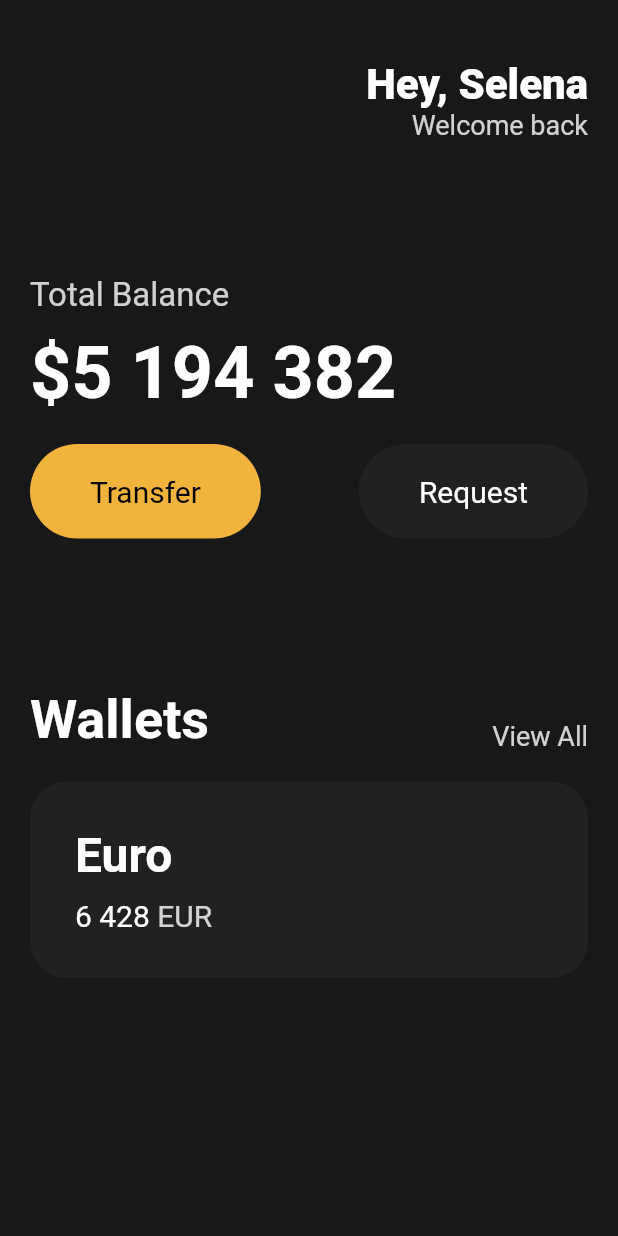
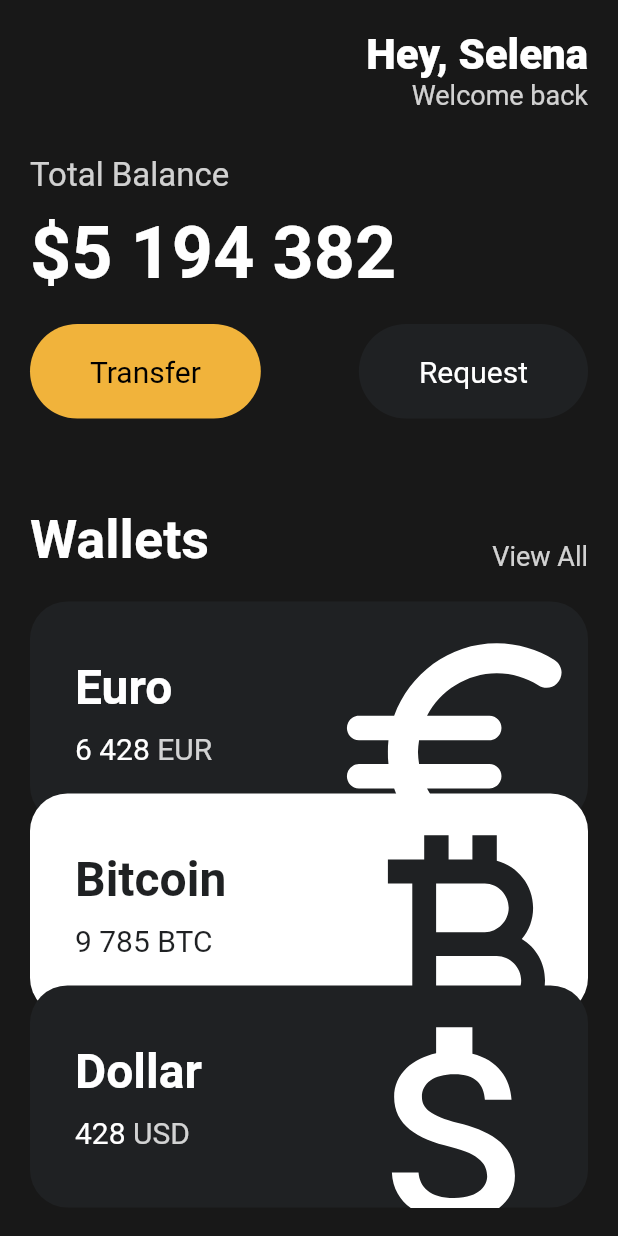
Before and after one commit to jhwon91/first_flutter, a Flutter app: the screen it shows after launch, on a phone screen of 412 x 824 dp. Run offline on Flutter 3.47's test engine with Material 2 defaults, Android fonts, the phone set to English and light mode, and no system bars.

Commit message:
create currency card

```diff
--- a/lib/main.dart
+++ b/lib/main.dart
@@ -1,4 +1,5 @@
 import 'package:first_flutter/widgets/button.dart';
+import 'package:first_flutter/widgets/currency_card.dart';
 import 'package:flutter/material.dart';
 
 void main() {
@@ -13,7 +14,8 @@ class App extends StatelessWidget {
     return MaterialApp(
       home: Scaffold(
         backgroundColor: const Color(0xFF181818),
-        body: Padding(
+        body: SingleChildScrollView(
+          child: Padding(
             padding: const EdgeInsets.symmetric(
               horizontal: 20,
             ),
@@ -21,7 +23,7 @@ class App extends StatelessWidget {
               crossAxisAlignment: CrossAxisAlignment.start,
               children: [
                 const SizedBox(
-                height: 40,
+                  height: 20,
                 ),
                 Row(
                   mainAxisAlignment: MainAxisAlignment.end,
@@ -49,7 +51,7 @@ class App extends StatelessWidget {
                   ],
                 ),
                 const SizedBox(
-                height: 90,
+                  height: 30,
                 ),
                 Text(
                   'Total Balance',
@@ -87,7 +89,7 @@ class App extends StatelessWidget {
                   ],
                 ),
                 const SizedBox(
-                height: 100,
+                  height: 60,
                 ),
                 Row(
                   crossAxisAlignment: CrossAxisAlignment.end,
@@ -113,58 +115,32 @@ class App extends StatelessWidget {
                 const SizedBox(
                   height: 20,
                 ),
-              Container(
-                decoration: BoxDecoration(
-                  color: const Color(0xFF1F2123),
-                  borderRadius: BorderRadius.circular(25),
+                const CurrenyCard(
+                  name: 'Euro',
+                  code: 'EUR',
+                  amount: '6 428',
+                  icon: Icons.euro_rounded,
+                  isInverted: true,
+                  order: 1,
                 ),
-                child: Padding(
-                  padding: const EdgeInsets.all(30),
-                  child: Row(
-                    children: [
-                      Column(
-                        crossAxisAlignment: CrossAxisAlignment.start,
-                        children: [
-                          const Text(
-                            'Euro',
-                            style: TextStyle(
-                              color: Colors.white,
-                              fontSize: 32,
-                              fontWeight: FontWeight.w600,
+                const CurrenyCard(
+                  name: 'Bitcoin',
+                  code: 'BTC',
+                  amount: '9 785',
+                  icon: Icons.currency_bitcoin,
+                  isInverted: false,
+                  order: 2,
                 ),
-                          ),
-                          const SizedBox(
-                            height: 10,
-                          ),
-                          Row(
-                            crossAxisAlignment: CrossAxisAlignment.center,
-                            children: [
-                              const Text(
-                                '6 428',
-                                style: TextStyle(
-                                  color: Colors.white,
-                                  fontSize: 20,
-                                ),
-                              ),
-                              const SizedBox(
-                                width: 5,
-                              ),
-                              Text(
-                                'EUR',
-                                style: TextStyle(
-                                  color: Colors.white.withOpacity(0.8),
-                                  fontSize: 20,
-                                ),
+                const CurrenyCard(
+                  name: 'Dollar',
+                  code: 'USD',
+                  amount: '428',
+                  icon: Icons.attach_money_outlined,
+                  isInverted: true,
+                  order: 3,
                 ),
               ],
             ),
-                        ],
-                      ),
-                    ],
-                  ),
-                ),
-              ),
-            ],
           ),
         ),
       ),
--- /dev/null
+++ b/lib/widgets/currency_card.dart
@@ -0,0 +1,93 @@
+import 'package:flutter/material.dart';
+
+class CurrenyCard extends StatelessWidget {
+  final String name, code, amount;
+  final IconData icon;
+  final bool isInverted;
+  final double order;
+
+  final _blackColor = const Color(0xFF1F2123);
+
+  const CurrenyCard({
+    super.key,
+    required this.name,
+    required this.code,
+    required this.amount,
+    required this.icon,
+    required this.isInverted,
+    required this.order,
+  });
+
+  @override
+  Widget build(BuildContext context) {
+    return Transform.translate(
+      offset: order == 1 ? const Offset(0, 0) : Offset(0, (order - 1) * -20),
+      child: Container(
+        clipBehavior: Clip.hardEdge,
+        decoration: BoxDecoration(
+          color: isInverted ? _blackColor : Colors.white,
+          borderRadius: BorderRadius.circular(25),
+        ),
+        child: Padding(
+          padding: const EdgeInsets.all(30),
+          child: Row(
+            mainAxisAlignment: MainAxisAlignment.spaceBetween,
+            children: [
+              Column(
+                crossAxisAlignment: CrossAxisAlignment.start,
+                children: [
+                  Text(
+                    name,
+                    style: TextStyle(
+                      color: isInverted ? Colors.white : _blackColor,
+                      fontSize: 32,
+                      fontWeight: FontWeight.w600,
+                    ),
+                  ),
+                  const SizedBox(
+                    height: 10,
+                  ),
+                  Row(
+                    crossAxisAlignment: CrossAxisAlignment.center,
+                    children: [
+                      Text(
+                        amount,
+                        style: TextStyle(
+                          color: isInverted ? Colors.white : _blackColor,
+                          fontSize: 20,
+                        ),
+                      ),
+                      const SizedBox(
+                        width: 5,
+                      ),
+                      Text(
+                        code,
+                        style: TextStyle(
+                          color: isInverted
+                              ? Colors.white.withOpacity(0.8)
+                              : _blackColor,
+                          fontSize: 20,
+                        ),
+                      ),
+                    ],
+                  ),
+                ],
+              ),
+              Transform.scale(
+                scale: 2.2,
+                child: Transform.translate(
+                  offset: const Offset(-5, 12),
+                  child: Icon(
+                    icon,
+                    color: isInverted ? Colors.white : _blackColor,
+                    size: 88,
+                  ),
+                ),
+              ),
+            ],
+          ),
+        ),
+      ),
+    );
+  }
+}
```
Lines whose indentation alone changed are shown as unchanged.
